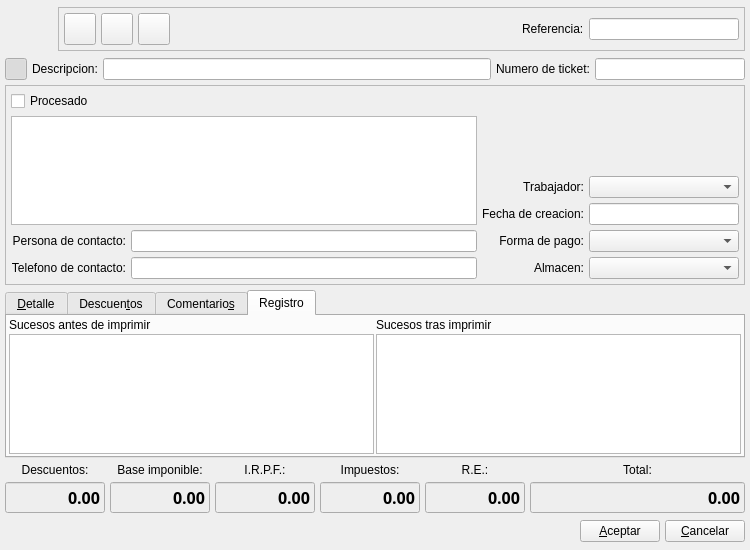
Qt form bulmages/bulmafact/plugins/pluginbf_clienteticket/ticketclientebase.ui (eboladev/Bulmages-1) before a commit.
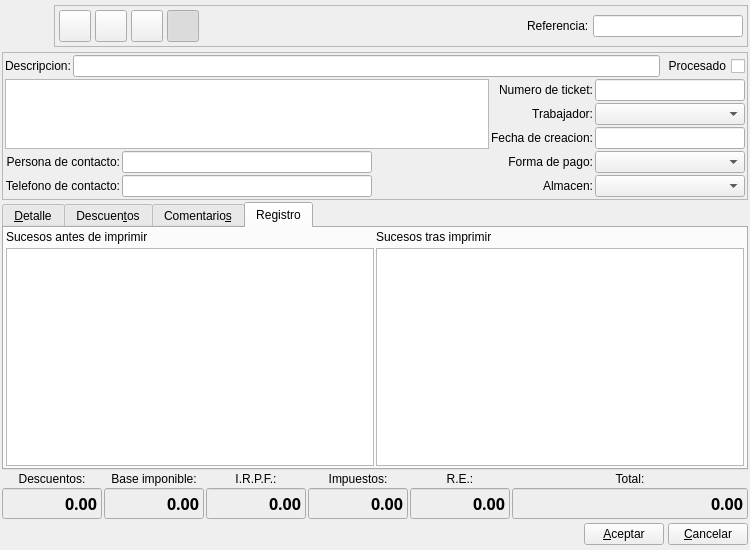
The same form after that commit. The open tabs and pages were chosen to show the change. Icons and pictures are not drawn. Custom widgets are drawn as their Qt base class.

The edit to the form file:
```diff
--- a/bulmages/bulmafact/plugins/pluginbf_clienteticket/ticketclientebase.ui
+++ b/bulmages/bulmafact/plugins/pluginbf_clienteticket/ticketclientebase.ui
@@ -10,6 +10,12 @@
     <height>550</height>
    </rect>
   </property>
+  <property name="minimumSize">
+   <size>
+    <width>750</width>
+    <height>550</height>
+   </size>
+  </property>
   <property name="windowTitle">
    <string>Nuevo ticket a cliente</string>
   </property>
@@ -17,17 +23,11 @@
    <iconset resource="../../../bulmages.qrc">
     <normaloff>:/Images/client-delivery-note.png</normaloff>:/Images/client-delivery-note.png</iconset>
   </property>
-  <layout class="QGridLayout">
-   <property name="margin">
-    <number>5</number>
-   </property>
-   <property name="spacing">
-    <number>5</number>
-   </property>
+  <layout class="QGridLayout" name="gridLayout_2">
    <item row="0" column="0" colspan="6">
     <layout class="QHBoxLayout" name="_2">
      <property name="spacing">
-      <number>5</number>
+      <number>4</number>
      </property>
      <property name="margin">
       <number>0</number>
@@ -76,10 +76,10 @@
        </property>
        <layout class="QHBoxLayout">
         <property name="spacing">
-         <number>5</number>
+         <number>4</number>
         </property>
         <property name="margin">
-         <number>5</number>
+         <number>4</number>
         </property>
         <item>
          <widget class="QToolButton" name="mui_guardar">
@@ -110,8 +110,8 @@
           </property>
           <property name="iconSize">
            <size>
-            <width>32</width>
-            <height>32</height>
+            <width>22</width>
+            <height>22</height>
            </size>
           </property>
          </widget>
@@ -145,8 +145,8 @@
           </property>
           <property name="iconSize">
            <size>
-            <width>32</width>
-            <height>32</height>
+            <width>22</width>
+            <height>22</height>
            </size>
           </property>
          </widget>
@@ -180,10 +180,51 @@
           </property>
           <property name="iconSize">
            <size>
+            <width>22</width>
+            <height>22</height>
+           </size>
+          </property>
+         </widget>
+        </item>
+        <item>
+         <widget class="QToolButton" name="mui_detalles">
+          <property name="minimumSize">
+           <size>
             <width>32</width>
             <height>32</height>
            </size>
           </property>
+          <property name="maximumSize">
+           <size>
+            <width>32</width>
+            <height>32</height>
+           </size>
+          </property>
+          <property name="toolTip">
+           <string>Mostrar/ocultar cabecera</string>
+          </property>
+          <property name="whatsThis">
+           <string>Mostrar/ocultar cabecera</string>
+          </property>
+          <property name="text">
+           <string/>
+          </property>
+          <property name="icon">
+           <iconset resource="../../../bulmages.qrc">
+            <normaloff>:/Images/edit-find.png</normaloff>:/Images/edit-find.png</iconset>
+          </property>
+          <property name="iconSize">
+           <size>
+            <width>22</width>
+            <height>22</height>
+           </size>
+          </property>
+          <property name="checkable">
+           <bool>true</bool>
+          </property>
+          <property name="checked">
+           <bool>true</bool>
+          </property>
          </widget>
         </item>
         <item>
@@ -275,124 +316,6 @@
     </layout>
    </item>
    <item row="1" column="0" colspan="6">
-    <layout class="QHBoxLayout">
-     <property name="spacing">
-      <number>5</number>
-     </property>
-     <property name="margin">
-      <number>0</number>
-     </property>
-     <item>
-      <widget class="QToolButton" name="mui_detalles">
-       <property name="minimumSize">
-        <size>
-         <width>22</width>
-         <height>22</height>
-        </size>
-       </property>
-       <property name="maximumSize">
-        <size>
-         <width>22</width>
-         <height>22</height>
-        </size>
-       </property>
-       <property name="toolTip">
-        <string>Mostrar/ocultar cabecera</string>
-       </property>
-       <property name="whatsThis">
-        <string>Mostrar/ocultar cabecera</string>
-       </property>
-       <property name="text">
-        <string/>
-       </property>
-       <property name="icon">
-        <iconset resource="../../../bulmages.qrc">
-         <normaloff>:/Images/document-open.png</normaloff>:/Images/document-open.png</iconset>
-       </property>
-       <property name="iconSize">
-        <size>
-         <width>32</width>
-         <height>32</height>
-        </size>
-       </property>
-       <property name="checkable">
-        <bool>true</bool>
-       </property>
-       <property name="checked">
-        <bool>true</bool>
-       </property>
-      </widget>
-     </item>
-     <item>
-      <widget class="QLabel" name="label6">
-       <property name="sizePolicy">
-        <sizepolicy hsizetype="Preferred" vsizetype="Fixed">
-         <horstretch>0</horstretch>
-         <verstretch>0</verstretch>
-        </sizepolicy>
-       </property>
-       <property name="text">
-        <string>Descripcion:</string>
-       </property>
-       <property name="buddy">
-        <cstring>mui_descalbaran</cstring>
-       </property>
-      </widget>
-     </item>
-     <item>
-      <widget class="QLineEdit" name="mui_descalbaran">
-       <property name="minimumSize">
-        <size>
-         <width>190</width>
-         <height>0</height>
-        </size>
-       </property>
-       <property name="maxLength">
-        <number>150</number>
-       </property>
-      </widget>
-     </item>
-     <item>
-      <widget class="QLabel" name="label7">
-       <property name="sizePolicy">
-        <sizepolicy hsizetype="Preferred" vsizetype="Fixed">
-         <horstretch>0</horstretch>
-         <verstretch>0</verstretch>
-        </sizepolicy>
-       </property>
-       <property name="text">
-        <string>Numero de ticket:</string>
-       </property>
-       <property name="buddy">
-        <cstring>mui_numalbaran</cstring>
-       </property>
-      </widget>
-     </item>
-     <item>
-      <widget class="QLineEdit" name="mui_numalbaran">
-       <property name="sizePolicy">
-        <sizepolicy hsizetype="Fixed" vsizetype="Fixed">
-         <horstretch>0</horstretch>
-         <verstretch>0</verstretch>
-        </sizepolicy>
-       </property>
-       <property name="minimumSize">
-        <size>
-         <width>150</width>
-         <height>0</height>
-        </size>
-       </property>
-       <property name="maximumSize">
-        <size>
-         <width>150</width>
-         <height>16777215</height>
-        </size>
-       </property>
-      </widget>
-     </item>
-    </layout>
-   </item>
-   <item row="2" column="0" colspan="6">
     <widget class="QFrame" name="frame">
      <property name="sizePolicy">
       <sizepolicy hsizetype="Expanding" vsizetype="Preferred">
@@ -412,14 +335,37 @@
      <property name="frameShadow">
       <enum>QFrame::Raised</enum>
      </property>
-     <layout class="QGridLayout">
-      <property name="margin">
-       <number>5</number>
-      </property>
-      <property name="spacing">
-       <number>5</number>
-      </property>
-      <item row="0" column="0" colspan="4">
+     <layout class="QGridLayout" name="gridLayout">
+      <item row="0" column="0">
+       <widget class="QLabel" name="label6">
+        <property name="sizePolicy">
+         <sizepolicy hsizetype="Preferred" vsizetype="Fixed">
+          <horstretch>0</horstretch>
+          <verstretch>0</verstretch>
+         </sizepolicy>
+        </property>
+        <property name="text">
+         <string>Descripcion:</string>
+        </property>
+        <property name="buddy">
+         <cstring>mui_descalbaran</cstring>
+        </property>
+       </widget>
+      </item>
+      <item row="0" column="1" colspan="5">
+       <widget class="QLineEdit" name="mui_descalbaran">
+        <property name="minimumSize">
+         <size>
+          <width>190</width>
+          <height>0</height>
+         </size>
+        </property>
+        <property name="maxLength">
+         <number>150</number>
+        </property>
+       </widget>
+      </item>
+      <item row="0" column="6">
        <widget class="QCheckBox" name="mui_procesadoalbaran">
         <property name="sizePolicy">
          <sizepolicy hsizetype="Preferred" vsizetype="Fixed">
@@ -427,31 +373,59 @@
           <verstretch>0</verstretch>
          </sizepolicy>
         </property>
+        <property name="layoutDirection">
+         <enum>Qt::RightToLeft</enum>
+        </property>
         <property name="text">
          <string>Procesado</string>
         </property>
        </widget>
       </item>
-      <item row="1" column="0" rowspan="3" colspan="2">
+      <item row="1" column="0" rowspan="3" colspan="4">
        <widget class="BlSearchWidget" name="mui_idcliente"/>
       </item>
-      <item row="1" column="2" colspan="2">
-       <spacer>
-        <property name="orientation">
-         <enum>Qt::Horizontal</enum>
+      <item row="1" column="4">
+       <widget class="QLabel" name="label7">
+        <property name="sizePolicy">
+         <sizepolicy hsizetype="Preferred" vsizetype="Fixed">
+          <horstretch>0</horstretch>
+          <verstretch>0</verstretch>
+         </sizepolicy>
         </property>
-        <property name="sizeType">
-         <enum>QSizePolicy::Ignored</enum>
+        <property name="text">
+         <string>Numero de ticket:</string>
         </property>
-        <property name="sizeHint" stdset="0">
+        <property name="alignment">
+         <set>Qt::AlignRight|Qt::AlignTrailing|Qt::AlignVCenter</set>
+        </property>
+        <property name="buddy">
+         <cstring>mui_numalbaran</cstring>
+        </property>
+       </widget>
+      </item>
+      <item row="1" column="5" colspan="2">
+       <widget class="QLineEdit" name="mui_numalbaran">
+        <property name="sizePolicy">
+         <sizepolicy hsizetype="Fixed" vsizetype="Fixed">
+          <horstretch>0</horstretch>
+          <verstretch>0</verstretch>
+         </sizepolicy>
+        </property>
+        <property name="minimumSize">
          <size>
-          <width>40</width>
-          <height>20</height>
+          <width>150</width>
+          <height>0</height>
          </size>
         </property>
-       </spacer>
+        <property name="maximumSize">
+         <size>
+          <width>150</width>
+          <height>16777215</height>
+         </size>
+        </property>
+       </widget>
       </item>
-      <item row="2" column="2">
+      <item row="2" column="4">
        <widget class="QLabel" name="label16">
         <property name="sizePolicy">
          <sizepolicy hsizetype="Minimum" vsizetype="Fixed">
@@ -470,7 +444,7 @@
         </property>
        </widget>
       </item>
-      <item row="2" column="3">
+      <item row="2" column="5" colspan="2">
        <widget class="BfBuscarTrabajador" name="mui_idtrabajador">
         <property name="minimumSize">
          <size>
@@ -486,7 +460,7 @@
         </property>
        </widget>
       </item>
-      <item row="3" column="2">
+      <item row="3" column="4">
        <widget class="QLabel" name="label15">
         <property name="sizePolicy">
          <sizepolicy hsizetype="Preferred" vsizetype="Fixed">
@@ -505,7 +479,7 @@
         </property>
        </widget>
       </item>
-      <item row="3" column="3">
+      <item row="3" column="5" colspan="2">
        <widget class="BlDateSearch" name="mui_fechaalbaran">
         <property name="minimumSize">
          <size>
@@ -521,7 +495,7 @@
         </property>
        </widget>
       </item>
-      <item row="4" column="0">
+      <item row="4" column="0" colspan="2">
        <widget class="QLabel" name="label14">
         <property name="sizePolicy">
          <sizepolicy hsizetype="Preferred" vsizetype="Fixed">
@@ -540,10 +514,33 @@
         </property>
        </widget>
       </item>
-      <item row="4" column="1">
-       <widget class="QLineEdit" name="mui_contactalbaran"/>
-      </item>
       <item row="4" column="2">
+       <widget class="QLineEdit" name="mui_contactalbaran">
+        <property name="minimumSize">
+         <size>
+          <width>250</width>
+          <height>0</height>
+         </size>
+        </property>
+       </widget>
+      </item>
+      <item row="4" column="3">
+       <spacer>
+        <property name="orientation">
+         <enum>Qt::Horizontal</enum>
+        </property>
+        <property name="sizeType">
+         <enum>QSizePolicy::Ignored</enum>
+        </property>
+        <property name="sizeHint" stdset="0">
+         <size>
+          <width>40</width>
+          <height>20</height>
+         </size>
+        </property>
+       </spacer>
+      </item>
+      <item row="4" column="4">
        <widget class="QLabel" name="label12">
         <property name="sizePolicy">
          <sizepolicy hsizetype="Preferred" vsizetype="Fixed">
@@ -562,7 +559,7 @@
         </property>
        </widget>
       </item>
-      <item row="4" column="3">
+      <item row="4" column="5" colspan="2">
        <widget class="BfBuscarFormaPago" name="mui_idforma_pago">
         <property name="minimumSize">
          <size>
@@ -578,7 +575,7 @@
         </property>
        </widget>
       </item>
-      <item row="5" column="0">
+      <item row="5" column="0" colspan="2">
        <widget class="QLabel" name="label10">
         <property name="sizePolicy">
          <sizepolicy hsizetype="Preferred" vsizetype="Fixed">
@@ -597,10 +594,30 @@
         </property>
        </widget>
       </item>
-      <item row="5" column="1">
-       <widget class="QLineEdit" name="mui_telalbaran"/>
-      </item>
       <item row="5" column="2">
+       <widget class="QLineEdit" name="mui_telalbaran">
+        <property name="minimumSize">
+         <size>
+          <width>250</width>
+          <height>0</height>
+         </size>
+        </property>
+       </widget>
+      </item>
+      <item row="5" column="3">
+       <spacer name="horizontalSpacer">
+        <property name="orientation">
+         <enum>Qt::Horizontal</enum>
+        </property>
+        <property name="sizeHint" stdset="0">
+         <size>
+          <width>87</width>
+          <height>20</height>
+         </size>
+        </property>
+       </spacer>
+      </item>
+      <item row="5" column="4">
        <widget class="QLabel" name="label13">
         <property name="sizePolicy">
          <sizepolicy hsizetype="Preferred" vsizetype="Fixed">
@@ -622,7 +639,7 @@
         </property>
        </widget>
       </item>
-      <item row="5" column="3">
+      <item row="5" column="5" colspan="2">
        <widget class="BfBuscarAlmacen" name="mui_idalmacen">
         <property name="minimumSize">
          <size>
@@ -641,7 +658,7 @@
      </layout>
     </widget>
    </item>
-   <item row="3" column="0" colspan="6">
+   <item row="2" column="0" colspan="6">
     <widget class="QTabWidget" name="discounts">
      <property name="sizePolicy">
       <sizepolicy hsizetype="Expanding" vsizetype="Expanding">
@@ -738,6 +755,9 @@
       <layout class="QGridLayout" name="gridLayout_4">
        <item row="0" column="0">
         <layout class="QVBoxLayout" name="verticalLayout">
+         <property name="spacing">
+          <number>4</number>
+         </property>
          <item>
           <widget class="QLabel" name="label">
            <property name="text">
@@ -756,6 +776,9 @@
        </item>
        <item row="0" column="1">
         <layout class="QVBoxLayout" name="verticalLayout_2">
+         <property name="spacing">
+          <number>4</number>
+         </property>
          <item>
           <widget class="QLabel" name="label_2">
            <property name="text">
@@ -776,7 +799,7 @@
      </widget>
     </widget>
    </item>
-   <item row="4" column="0">
+   <item row="3" column="0">
     <widget class="QLabel" name="label3">
      <property name="sizePolicy">
       <sizepolicy hsizetype="Expanding" vsizetype="Preferred">
@@ -804,7 +827,7 @@
      </property>
     </widget>
    </item>
-   <item row="4" column="1">
+   <item row="3" column="1">
     <widget class="QLabel" name="label2">
      <property name="sizePolicy">
       <sizepolicy hsizetype="Expanding" vsizetype="Preferred">
@@ -832,7 +855,7 @@
      </property>
     </widget>
    </item>
-   <item row="4" column="2">
+   <item row="3" column="2">
     <widget class="QLabel" name="label4_3">
      <property name="sizePolicy">
       <sizepolicy hsizetype="Expanding" vsizetype="Preferred">
@@ -860,7 +883,7 @@
      </property>
     </widget>
    </item>
-   <item row="4" column="3">
+   <item row="3" column="3">
     <widget class="QLabel" name="label4">
      <property name="sizePolicy">
       <sizepolicy hsizetype="Expanding" vsizetype="Preferred">
@@ -888,7 +911,7 @@
      </property>
     </widget>
    </item>
-   <item row="4" column="4">
+   <item row="3" column="4">
     <widget class="QLabel" name="label4_2">
      <property name="sizePolicy">
       <sizepolicy hsizetype="Expanding" vsizetype="Preferred">
@@ -916,7 +939,7 @@
      </property>
     </widget>
    </item>
-   <item row="4" column="5">
+   <item row="3" column="5">
     <widget class="QLabel" name="label1">
      <property name="sizePolicy">
       <sizepolicy hsizetype="Expanding" vsizetype="Fixed">
@@ -938,7 +961,7 @@
      </property>
     </widget>
    </item>
-   <item row="5" column="0">
+   <item row="4" column="0">
     <widget class="QLineEdit" name="m_totalDiscounts">
      <property name="enabled">
       <bool>true</bool>
@@ -1020,7 +1043,7 @@
      </property>
     </widget>
    </item>
-   <item row="5" column="1">
+   <item row="4" column="1">
     <widget class="QLineEdit" name="m_totalBases">
      <property name="minimumSize">
       <size>
@@ -1099,7 +1122,7 @@
      </property>
     </widget>
    </item>
-   <item row="5" column="2">
+   <item row="4" column="2">
     <widget class="QLineEdit" name="m_totalIRPF">
      <property name="minimumSize">
       <size>
@@ -1178,7 +1201,7 @@
      </property>
     </widget>
    </item>
-   <item row="5" column="3">
+   <item row="4" column="3">
     <widget class="QLineEdit" name="m_totalTaxes">
      <property name="minimumSize">
       <size>
@@ -1257,7 +1280,7 @@
      </property>
     </widget>
    </item>
-   <item row="5" column="4">
+   <item row="4" column="4">
     <widget class="QLineEdit" name="m_totalReqEq">
      <property name="minimumSize">
       <size>
@@ -1336,7 +1359,7 @@
      </property>
     </widget>
    </item>
-   <item row="5" column="5">
+   <item row="4" column="5">
     <widget class="QLineEdit" name="m_totalalbaran">
      <property name="enabled">
       <bool>true</bool>
@@ -1418,10 +1441,10 @@
      </property>
     </widget>
    </item>
-   <item row="6" column="0" colspan="6">
+   <item row="5" column="0" colspan="6">
     <layout class="QHBoxLayout">
      <property name="spacing">
-      <number>5</number>
+      <number>4</number>
      </property>
      <property name="margin">
       <number>0</number>
```
Left out of the diff: 12 changed lines with no effect on the pictures.
